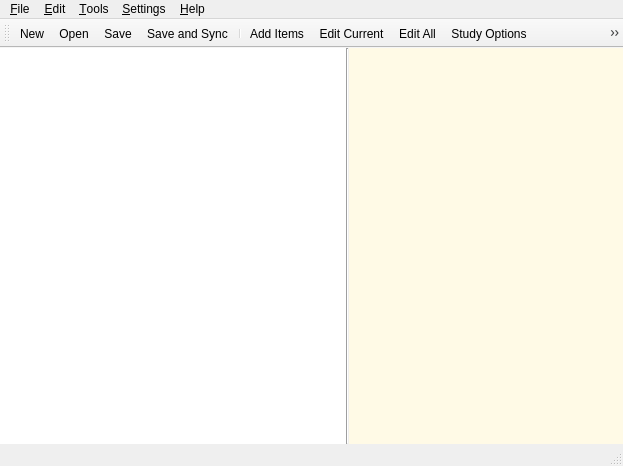
Old version of the form designer/main.ui in the repository ankitects/anki.
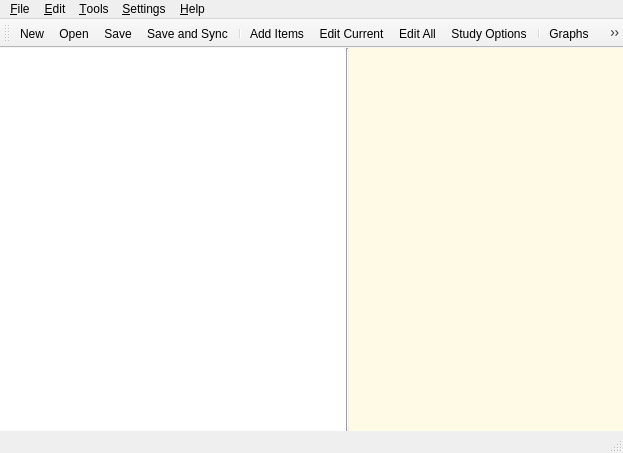
New version of the form. Icons and pictures are not drawn.

Commit message: move display properties location

Diff of the .ui file:
```diff
--- a/designer/main.ui
+++ b/designer/main.ui
@@ -6,7 +6,7 @@
     <x>0</x>
     <y>0</y>
     <width>536</width>
-    <height>466</height>
+    <height>453</height>
    </rect>
   </property>
   <property name="sizePolicy" >
@@ -28,7 +28,7 @@
      <x>0</x>
      <y>69</y>
      <width>536</width>
-     <height>377</height>
+     <height>364</height>
     </rect>
    </property>
    <property name="sizePolicy" >
@@ -790,7 +790,7 @@
             <x>0</x>
             <y>0</y>
             <width>251</width>
-            <height>66</height>
+            <height>53</height>
            </rect>
           </property>
          </widget>
@@ -1135,7 +1135,7 @@
    <property name="geometry" >
     <rect>
      <x>0</x>
-     <y>446</y>
+     <y>433</y>
      <width>536</width>
      <height>20</height>
     </rect>
@@ -1177,7 +1177,6 @@
    <addaction name="actionEditCurrent" />
    <addaction name="actionEditdeck" />
    <addaction name="actionStudyOptions" />
-   <addaction name="actionDisplayProperties" />
    <addaction name="separator" />
    <addaction name="actionGraphs" />
    <addaction name="actionDstats" />
@@ -1185,6 +1184,8 @@
    <addaction name="separator" />
    <addaction name="actionRepeatAudio" />
    <addaction name="actionMarkCard" />
+   <addaction name="separator" />
+   <addaction name="actionDisplayProperties" />
   </widget>
   <action name="actionExit" >
    <property name="icon" >
```
